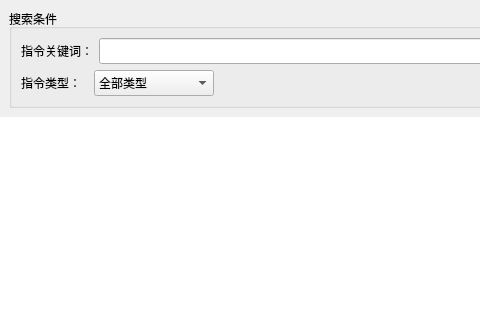
This is DrillPluginInformationReader/Source/InformationModule/commandSearcherPart/p_CommandSearcherPart.ui in DrillUp/DrillPluginInformationReader as Qt 5 draws it before an edit; both pictures show x 0 to 480 and y 0 to 320 of the 725 by 475 pixel window. The edited form follows.
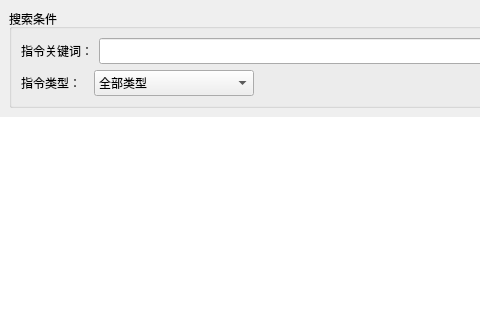
This is the edited form.

What changed in the file:
```diff
--- a/DrillPluginInformationReader/Source/InformationModule/commandSearcherPart/p_CommandSearcherPart.ui
+++ b/DrillPluginInformationReader/Source/InformationModule/commandSearcherPart/p_CommandSearcherPart.ui
@@ -84,13 +84,13 @@
             <widget class="QComboBox" name="comboBox_commandType">
              <property name="minimumSize">
               <size>
-               <width>120</width>
+               <width>160</width>
                <height>26</height>
               </size>
              </property>
              <property name="maximumSize">
               <size>
-               <width>120</width>
+               <width>160</width>
                <height>16777215</height>
               </size>
              </property>
```
Left out of the diff: 12 changed lines with no effect on the pictures.
